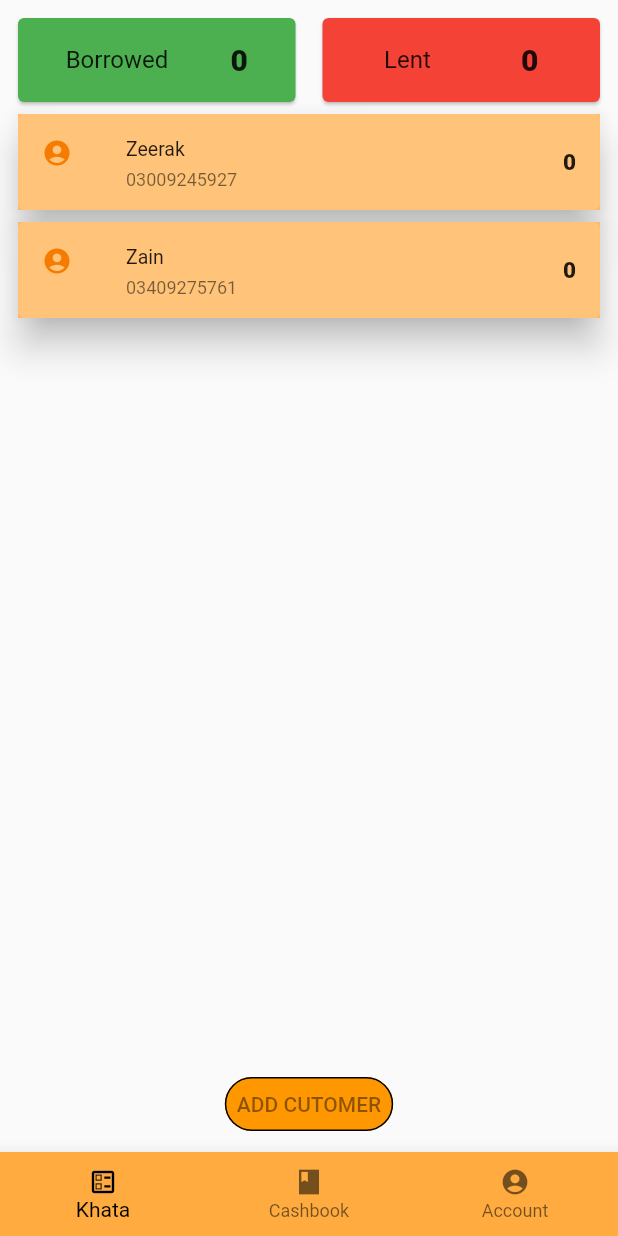
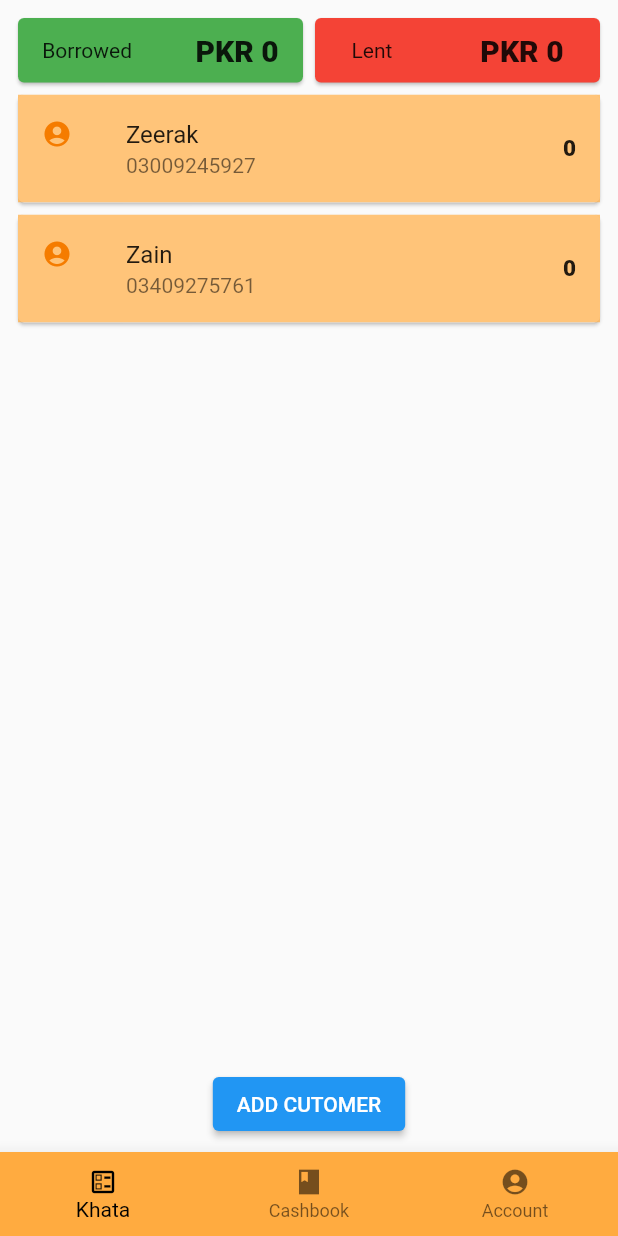
Before and after one commit to zeerakminecraft/Hisaab, a Flutter app: the screen it shows after launch, on a phone screen of 412 x 824 dp. Run offline on Flutter 3.47's test engine with Material 2 defaults, Android fonts, the light colour scheme and no system bars.

Commit message:
fix: moved customers list to state. Adding customers is working

```diff
--- a/lib/main.dart
+++ b/lib/main.dart
@@ -19,6 +19,9 @@ class _MyAppState extends State<MyApp> {
 
   final List<Widget> pages = [
     const KhataScreen(),
+
+    /// TODO: add placeholder widgets here
+    /// so the app doesn't crash
   ];
 
   void _onItemTapped(int index) {
@@ -31,7 +34,7 @@ class _MyAppState extends State<MyApp> {
   @override
   Widget build(BuildContext context) {
     return MaterialApp(
-      theme: kTheme,
+      // theme: kTheme,
       home: Scaffold(
         body: SafeArea(
           child: Padding(
--- a/lib/screens/khata_screen.dart
+++ b/lib/screens/khata_screen.dart
@@ -4,7 +4,18 @@ import 'package:hisaab/theme.dart';
 import 'package:hisaab/screens/add_customer.dart';
 
 final amountobj = Amount();
+
+/// EXPLAIN ??
 late final int balanceDue = amountobj.lent - amountobj.borrowed;
+
+class KhataScreen extends StatefulWidget {
+  const KhataScreen({Key? key}) : super(key: key);
+
+  @override
+  _KhataScreenState createState() => _KhataScreenState();
+}
+
+class _KhataScreenState extends State<KhataScreen> {
   List<Customer> customers = [
     Customer(
         customer: "Zeerak",
@@ -18,14 +29,6 @@ List<Customer> customers = [
         amount: amountobj),
   ];
 
-class KhataScreen extends StatefulWidget {
-  const KhataScreen({Key? key}) : super(key: key);
-
-  @override
-  _KhataScreenState createState() => _KhataScreenState();
-}
-
-class _KhataScreenState extends State<KhataScreen> {
   @override
   Widget build(BuildContext context) {
     return Column(
@@ -37,15 +40,15 @@ class _KhataScreenState extends State<KhataScreen> {
               child: Card(
                 // margin: EdgeInsets.symmetric(vertical: 20.0, horizontal: 10.0),
                 color: Colors.green,
-                child: ListTile(
-                  title: Center(
+                child: Padding(
+                  padding: const EdgeInsets.symmetric(vertical: 10),
                   child: Row(
                     mainAxisAlignment: MainAxisAlignment.spaceEvenly,
                     children: [
                       const Text('Borrowed'),
                       const SizedBox(width: 10),
                       Text(
-                          amountobj.borrowed.toString(),
+                        'PKR ${amountobj.borrowed}',
                         style: kNumberTheme,
                       ),
                     ],
@@ -53,25 +56,22 @@ class _KhataScreenState extends State<KhataScreen> {
                 ),
               ),
             ),
-            ),
-            const SizedBox(width: 10.0),
             Expanded(
               child: Card(
                 // margin: EdgeInsets.symmetric(vertical: 20.0, horizontal: 10.0),
                 color: Colors.red,
-                child: ListTile(
-                  title: Center(
+                child: Padding(
+                  padding: const EdgeInsets.symmetric(vertical: 10),
                   child: Row(
                     mainAxisAlignment: MainAxisAlignment.spaceEvenly,
                     children: [
                       const Text('Lent'),
                       const SizedBox(width: 10),
                       Text(
-                          amountobj.lent.toString(),
+                        'PKR ${amountobj.lent}',
                         style: kNumberTheme,
                       ),
                     ],
-                    ),
                   ),
                 ),
               ),
@@ -83,9 +83,7 @@ class _KhataScreenState extends State<KhataScreen> {
             itemCount: customers.length,
             itemBuilder: (context, index) {
               return Card(
-                elevation: 10,
                 child: ListTile(
-                  dense: true,
                   tileColor: Colors.orangeAccent.withOpacity(0.7),
                   title: Text(
                     customers[index].customer,
@@ -112,25 +110,20 @@ class _KhataScreenState extends State<KhataScreen> {
             },
           ),
         ),
-        Align(
-          alignment: Alignment.bottomCenter,
-          child: TextButton(
-            style: ButtonStyle(
-              backgroundColor: MaterialStateProperty.all<Color>(Colors.orange),
-              shape: MaterialStateProperty.all<RoundedRectangleBorder>(
-                RoundedRectangleBorder(
-                    borderRadius: BorderRadius.circular(18.0),
-                    side: const BorderSide(color: Colors.black)),
+        ElevatedButton(
+          child: const Text('ADD CUTOMER'),
+          onPressed: () async {
+            final customer = await Navigator.push<Customer>(
+              context,
+              MaterialPageRoute(
+                builder: (context) => const AddCustomer(),
               ),
-            ),
-            child: const Text('ADD CUTOMER'),
-            onPressed: () {
-              Navigator.push(
-                context,
-                MaterialPageRoute(builder: (context) => const AddCustomer()),
             );
+            if (customer == null) return;
+            setState(() {
+              customers.add(customer);
+            });
           },
-          ),
         )
       ],
     );
```
Also changed, not shown: lib/screens/add_customer.dart (+3 -7 lines). Lines whose indentation alone changed are shown as unchanged.
